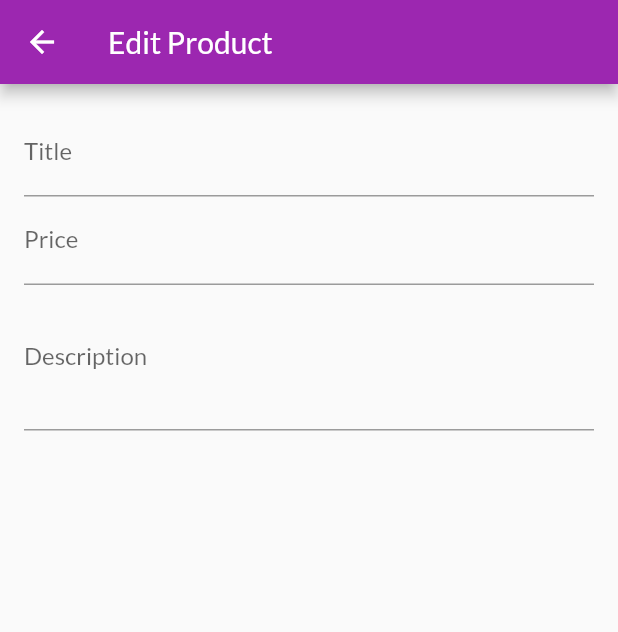
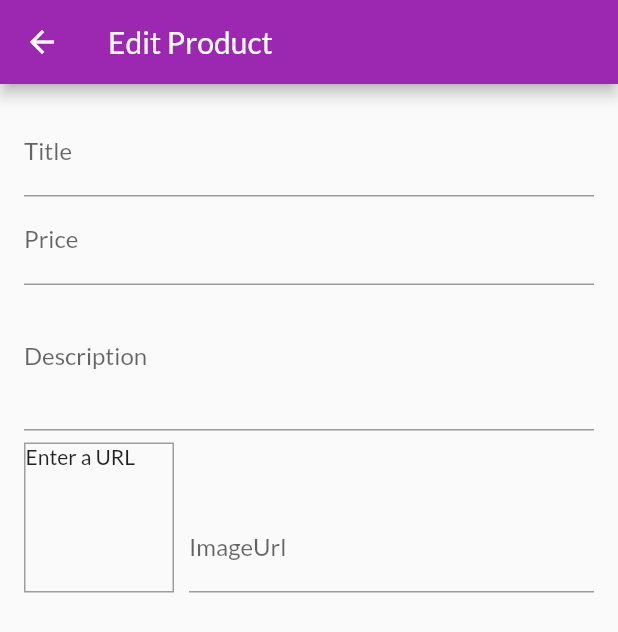
Before and after one commit to mohsin779/Shop_App_Flutter, a Flutter app: the EditProductScreen screen opened by its route, on a phone screen of 412 x 824 dp. Shown: the top 632 px of the screen. Run offline on Flutter 3.47's test engine with Material 2 defaults, Android fonts, the phone set to English and light mode, and no system bars; network calls fail.

Commit message:
added an input field to get image url and show the image in cntainer

```diff
--- a/lib/screens/edit_product_screen.dart
+++ b/lib/screens/edit_product_screen.dart
@@ -1,3 +1,4 @@
+import 'package:flutter/services.dart';
 import 'package:flutter/src/foundation/key.dart';
 import 'package:flutter/src/widgets/container.dart';
 import 'package:flutter/src/widgets/framework.dart';
@@ -14,13 +15,31 @@ class EditProductScreen extends StatefulWidget {
 class _EditProductScreenState extends State<EditProductScreen> {
   final _priceFocusNode = FocusNode();
   final _descriptionFocusNode = FocusNode();
+  final _imageUrlFocusNode = FocusNode();
+  final _imageUrlController = TextEditingController();
+
+  @override
+  void initState() {
+    // TODO: implement initState
+    _imageUrlFocusNode.addListener(_updateImageUrl);
+    super.initState();
+  }
 
   //To clrea focus nodes from memory after we leave that page use dispose()
   @override
   void dispose() {
+    _imageUrlFocusNode.removeListener(_updateImageUrl);
     _priceFocusNode.dispose();
     _descriptionFocusNode.dispose();
+    _imageUrlController.dispose();
+    _imageUrlFocusNode.dispose();
     super.dispose();
+  }
+
+  void _updateImageUrl() {
+    if (!_imageUrlFocusNode.hasFocus) {
+      setState(() {});
+    }
   }
 
   @override
@@ -55,6 +74,42 @@ class _EditProductScreenState extends State<EditProductScreen> {
                 maxLines: 3,
                 keyboardType: TextInputType.multiline,
                 focusNode: _descriptionFocusNode,
+              ),
+              Row(
+                crossAxisAlignment: CrossAxisAlignment.end,
+                children: <Widget>[
+                  Container(
+                    width: 100,
+                    height: 100,
+                    margin: EdgeInsets.only(top: 8, right: 10),
+                    decoration: BoxDecoration(
+                      border: Border.all(
+                        width: 1,
+                        color: Colors.grey,
+                      ),
+                    ),
+                    child: _imageUrlController.text.isEmpty
+                        ? Text('Enter a URL')
+                        : FittedBox(
+                            child: Image.network(
+                              _imageUrlController.text,
+                              fit: BoxFit.cover,
+                            ),
+                          ),
+                  ),
+                  Expanded(
+                    child: TextFormField(
+                      decoration: InputDecoration(labelText: 'ImageUrl'),
+                      keyboardType: TextInputType.url,
+                      textInputAction: TextInputAction.done,
+                      controller: _imageUrlController,
+                      onEditingComplete: () {
+                        setState(() {});
+                      },
+                      focusNode: _imageUrlFocusNode,
+                    ),
+                  )
+                ],
               )
             ],
           ),
```
